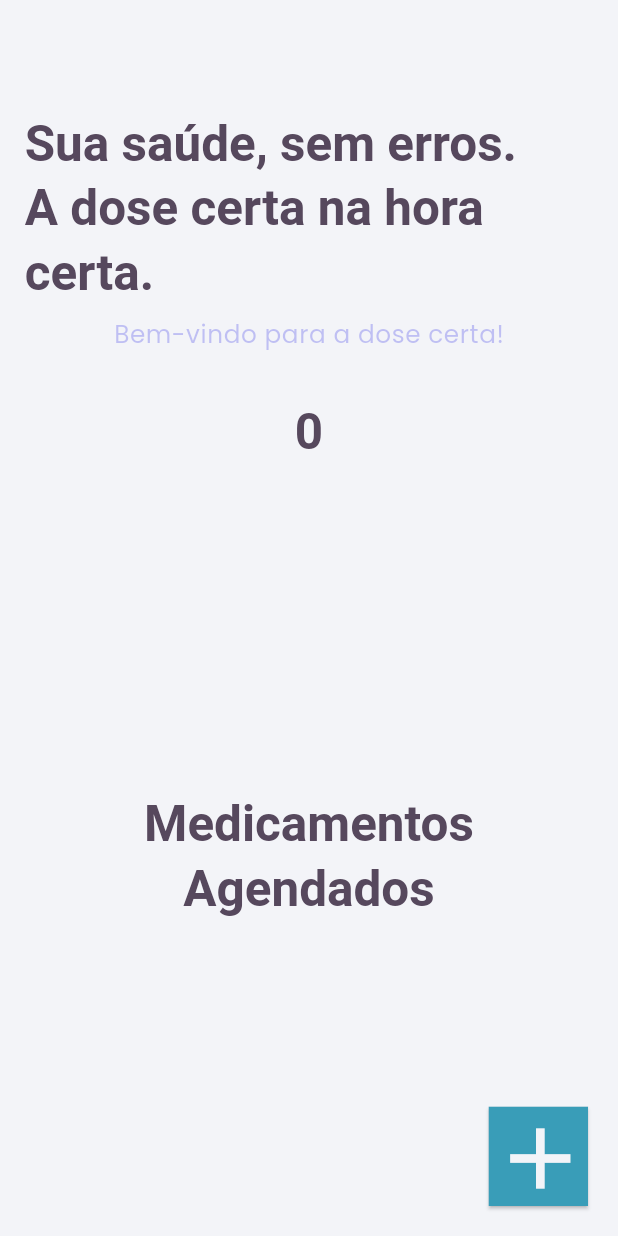
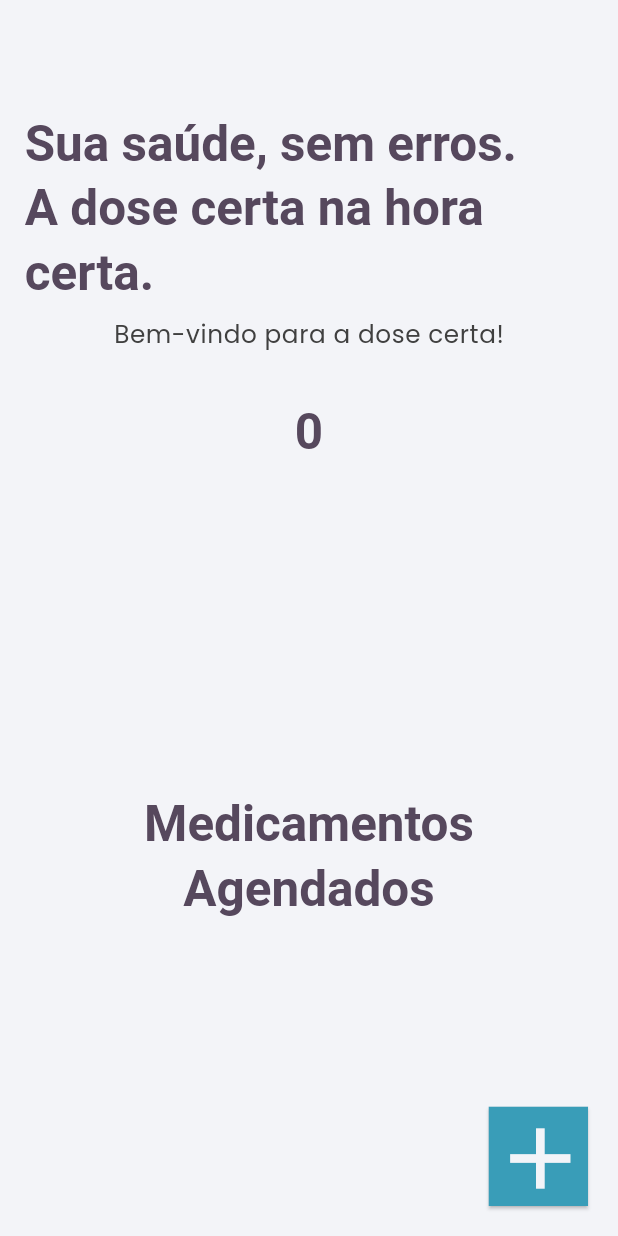
Before and after one commit to celiorodriguesvieira/dose_certa, a Flutter app: the screen it shows after launch, on a phone screen of 412 x 824 dp. Run offline on Flutter 3.47's test engine with Material 3 defaults, Android fonts, the phone set to English and light mode, and no system bars; our stand-ins replace flutter_svg, google_fonts, sizer.

Commit message:
It has been implemented carousel

```diff
--- a/lib/constants.dart
+++ b/lib/constants.dart
@@ -7,4 +7,4 @@ const Color kOtherColor = Color(0xFF59C1BD);
 const Color kErrorBorderColor = Color(0xFFE74C3C);
 const Color kTextLightColor = Color(0xFFC5BDCD);
 const Color kTextColor = Color(0xFF56485D);
-const Color kSubtitles = Color.fromARGB(84, 84, 84, 1000);
+const Color kSubtitles = Color(0xFF404040);
```
Also changed, not shown: lib/pages/new_entry/new_entry_page.dart (+12 -14 lines), pubspec.yaml (+16 -4 lines), assets/icons/bottle.svg (added), assets/icons/colors/medicine-svgrepo-com.svg (added), assets/icons/colors/pills-svgrepo-com.svg (added), assets/icons/colors/syringe-svgrepo-com.svg (added), assets/icons/colors/tablets-svgrepo-com.svg (added), assets/icons/pill.svg (added), assets/icons/syringe.svg (added), assets/icons/tablet.svg (added), assets/icons/white/bottle.svg (added), assets/icons/white/pills.svg (added), assets/icons/white/syringe.svg (added), assets/icons/white/tablets.svg (added), 1 more files.
